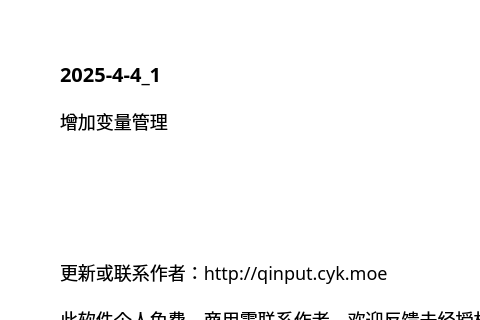
Qt form source/ui/AboutUi.ui (ChiyukiGana/Quickinput) before a commit; both pictures show x 0 to 480 and y 0 to 320 of the 640 by 440 pixel window.
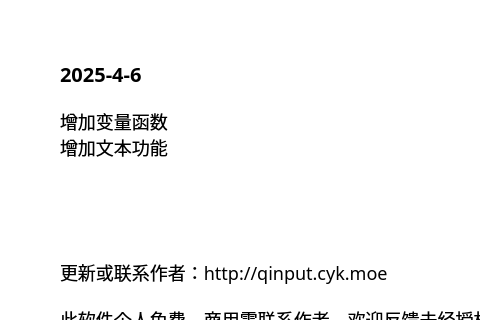
The same form after that commit.

```diff
--- a/source/ui/AboutUi.ui
+++ b/source/ui/AboutUi.ui
@@ -91,7 +91,7 @@
          <string notr="true">font-size:20px</string>
         </property>
         <property name="text">
-         <string>2025-4-4_1</string>
+         <string>2025-4-6</string>
         </property>
         <property name="textFormat">
          <enum>Qt::PlainText</enum>
@@ -107,7 +107,8 @@
          </sizepolicy>
         </property>
         <property name="text">
-         <string>增加变量管理</string>
+         <string>增加变量函数
+增加文本功能</string>
         </property>
         <property name="textFormat">
          <enum>Qt::PlainText</enum>
```
